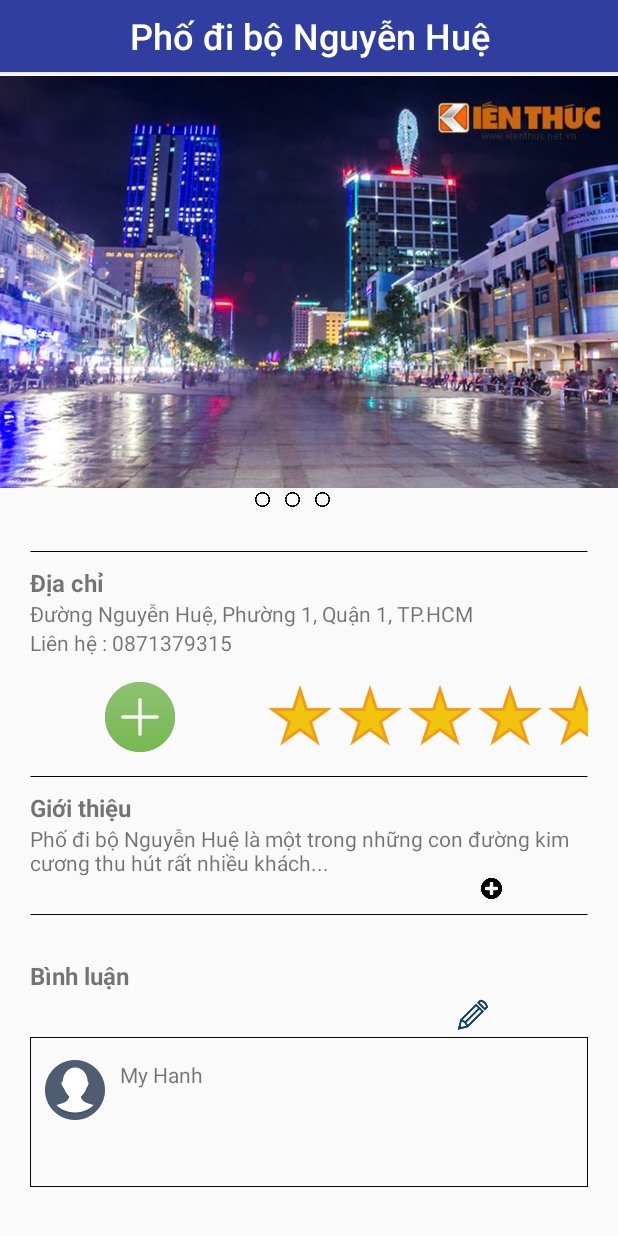
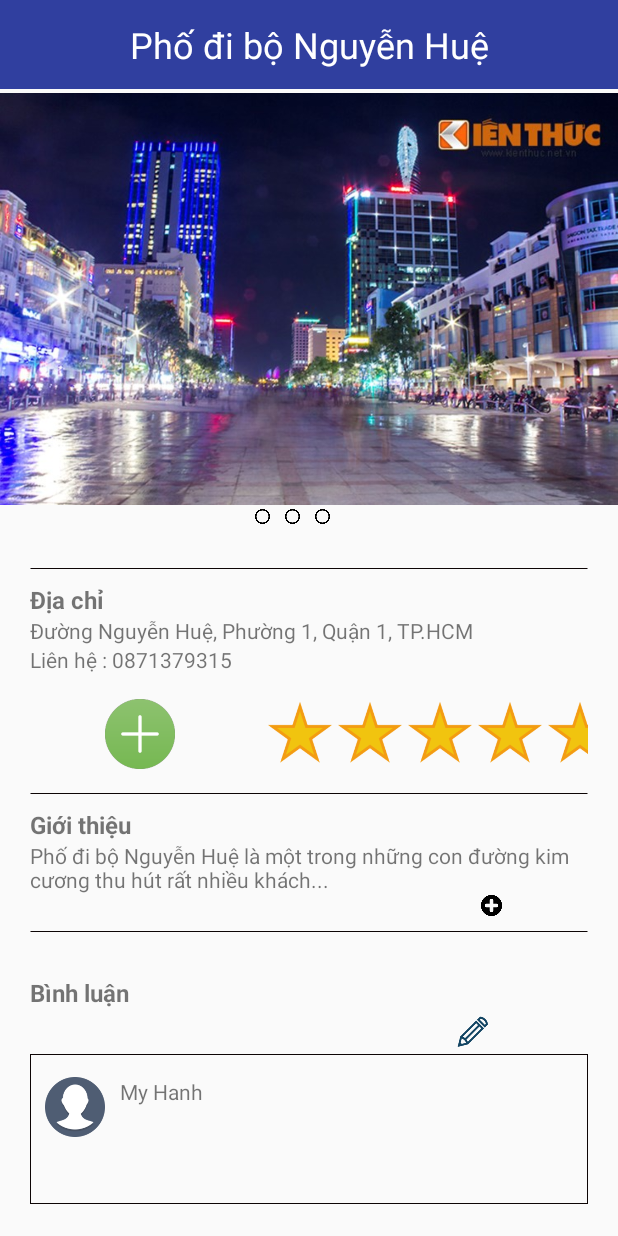
Before and after one commit to 1312214/MyHappyTrip, an Android app: the layout detail_place.xml on its own in the app's theme, with its tools: preview values and no code run, on a phone screen of 412 x 824 dp. Run offline under Robolectric (Android 15) with nearby library versions, the phone set to English and light mode, and no system bars.

Commit message:
edit to become "textview" id-phodibo

```diff
--- a/app/src/main/res/layout/detail_place.xml
+++ b/app/src/main/res/layout/detail_place.xml
@@ -8,13 +8,15 @@
     android:layout_height="match_parent">
 
 
-    <Button
+    <TextView
         android:id="@+id/TenDiaDiem"
         android:layout_width="match_parent"
         android:layout_height="wrap_content"
         android:inputType="textPersonName"
         android:text="Phố đi bộ Nguyễn Huệ"
         android:textAlignment="center"
+        android:paddingBottom="20px"
+        android:paddingTop="20px"
         android:textColor="@color/colorWhite"
         android:textSize="24sp"
         android:background="@color/colorPrimaryDark" />
```
